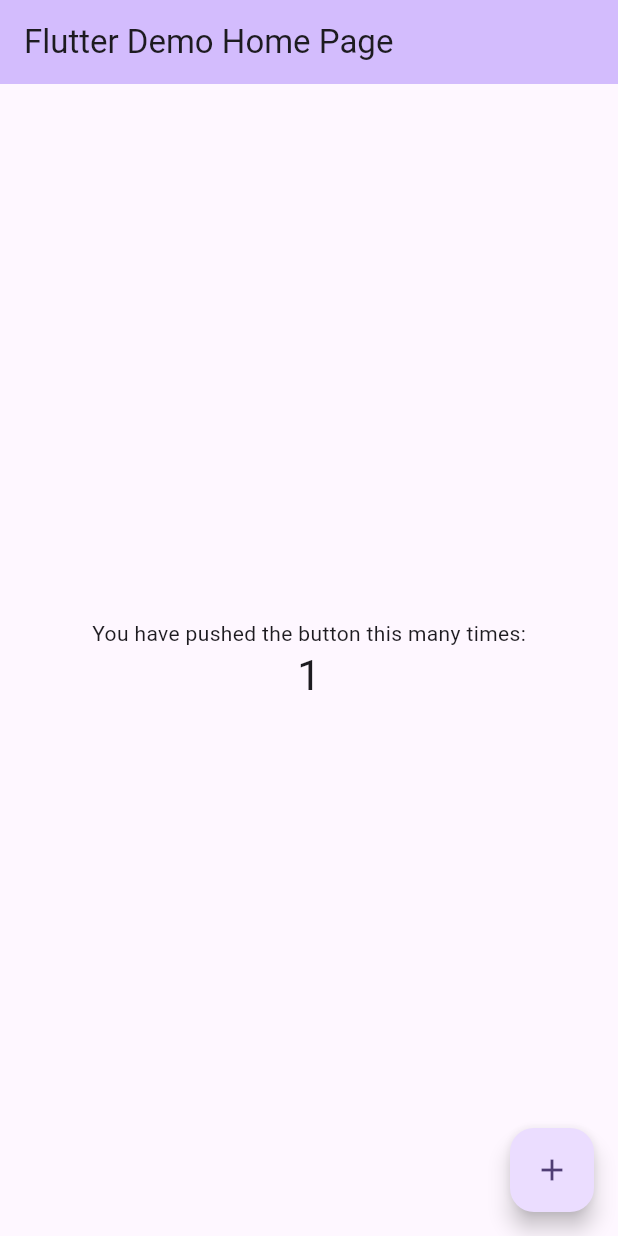
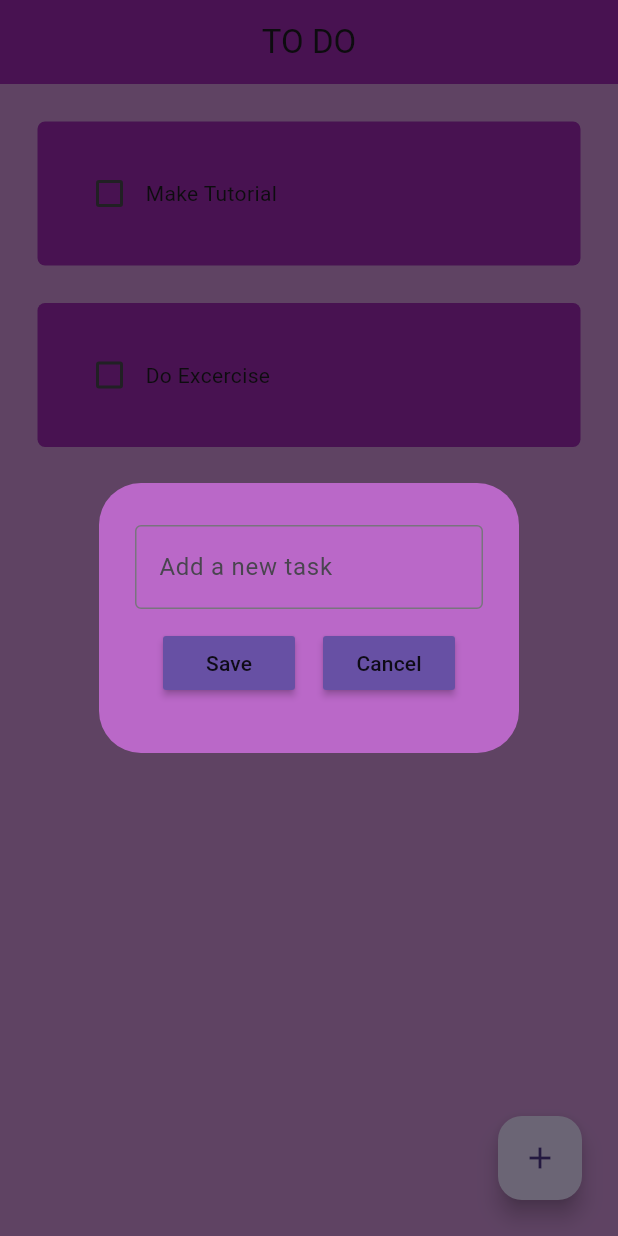
Before and after one commit to Mr-Nithil/ToDo-Application, a Flutter app: the screen it shows after launch, after a tap on the "add" icon, on a phone screen of 412 x 824 dp. Run offline on Flutter 3.47's test engine with Material 3 defaults, Android fonts, the phone set to English and light mode, and no system bars; drawn by our look-alikes of flutter_slidable; missing offline and left inert: dart:ffi.

Commit message:
Complete the initial setup of the aplication.

```diff
--- a/lib/main.dart
+++ b/lib/main.dart
@@ -1,4 +1,5 @@
 import 'package:flutter/material.dart';
+import 'package:todo_app/pages/home_page.dart';
 
 void main() {
   runApp(const MyApp());
@@ -7,119 +8,12 @@ void main() {
 class MyApp extends StatelessWidget {
   const MyApp({super.key});
 
-  // This widget is the root of your application.
   @override
   Widget build(BuildContext context) {
     return MaterialApp(
-      title: 'Flutter Demo',
-      theme: ThemeData(
-        // This is the theme of your application.
-        //
-        // TRY THIS: Try running your application with "flutter run". You'll see
-        // the application has a purple toolbar. Then, without quitting the app,
-        // try changing the seedColor in the colorScheme below to Colors.green
-        // and then invoke "hot reload" (save your changes or press the "hot
-        // reload" button in a Flutter-supported IDE, or press "r" if you used
-        // the command line to start the app).
-        //
-        // Notice that the counter didn't reset back to zero; the application
-        // state is not lost during the reload. To reset the state, use hot
-        // restart instead.
-        //
-        // This works for code too, not just values: Most code changes can be
-        // tested with just a hot reload.
-        colorScheme: ColorScheme.fromSeed(seedColor: Colors.deepPurple),
-        useMaterial3: true,
-      ),
-      home: const MyHomePage(title: 'Flutter Demo Home Page'),
+      debugShowCheckedModeBanner: false,
+      home: HomePage(),
+      theme: ThemeData(primarySwatch: Colors.deepPurple),
     );
   }
 }
-
-class MyHomePage extends StatefulWidget {
-  const MyHomePage({super.key, required this.title});
-
-  // This widget is the home page of your application. It is stateful, meaning
-  // that it has a State object (defined below) that contains fields that affect
-  // how it looks.
-
-  // This class is the configuration for the state. It holds the values (in this
-  // case the title) provided by the parent (in this case the App widget) and
-  // used by the build method of the State. Fields in a Widget subclass are
-  // always marked "final".
-
-  final String title;
-
-  @override
-  State<MyHomePage> createState() => _MyHomePageState();
-}
-
-class _MyHomePageState extends State<MyHomePage> {
-  int _counter = 0;
-
-  void _incrementCounter() {
-    setState(() {
-      // This call to setState tells the Flutter framework that something has
-      // changed in this State, which causes it to rerun the build method below
-      // so that the display can reflect the updated values. If we changed
-      // _counter without calling setState(), then the build method would not be
-      // called again, and so nothing would appear to happen.
-      _counter++;
-    });
-  }
-
-  @override
-  Widget build(BuildContext context) {
-    // This method is rerun every time setState is called, for instance as done
-    // by the _incrementCounter method above.
-    //
-    // The Flutter framework has been optimized to make rerunning build methods
-    // fast, so that you can just rebuild anything that needs updating rather
-    // than having to individually change instances of widgets.
-    return Scaffold(
-      appBar: AppBar(
-        // TRY THIS: Try changing the color here to a specific color (to
-        // Colors.amber, perhaps?) and trigger a hot reload to see the AppBar
-        // change color while the other colors stay the same.
-        backgroundColor: Theme.of(context).colorScheme.inversePrimary,
-        // Here we take the value from the MyHomePage object that was created by
-        // the App.build method, and use it to set our appbar title.
-        title: Text(widget.title),
-      ),
-      body: Center(
-        // Center is a layout widget. It takes a single child and positions it
-        // in the middle of the parent.
-        child: Column(
-          // Column is also a layout widget. It takes a list of children and
-          // arranges them vertically. By default, it sizes itself to fit its
-          // children horizontally, and tries to be as tall as its parent.
-          //
-          // Column has various properties to control how it sizes itself and
-          // how it positions its children. Here we use mainAxisAlignment to
-          // center the children vertically; the main axis here is the vertical
-          // axis because Columns are vertical (the cross axis would be
-          // horizontal).
-          //
-          // TRY THIS: Invoke "debug painting" (choose the "Toggle Debug Paint"
-          // action in the IDE, or press "p" in the console), to see the
-          // wireframe for each widget.
-          mainAxisAlignment: MainAxisAlignment.center,
-          children: <Widget>[
-            const Text(
-              'You have pushed the button this many times:',
-            ),
-            Text(
-              '$_counter',
-              style: Theme.of(context).textTheme.headlineMedium,
-            ),
-          ],
-        ),
-      ),
-      floatingActionButton: FloatingActionButton(
-        onPressed: _incrementCounter,
-        tooltip: 'Increment',
-        child: const Icon(Icons.add),
-      ), // This trailing comma makes auto-formatting nicer for build methods.
-    );
-  }
-}
--- /dev/null
+++ b/lib/pages/home_page.dart
@@ -0,0 +1,98 @@
+import 'package:flutter/material.dart';
+import 'package:todo_app/util/dialog_box.dart';
+import 'package:todo_app/util/todo_tile.dart';
+
+class HomePage extends StatefulWidget {
+
+  const HomePage({
+    super.key,
+  });
+
+  @override
+  State<HomePage> createState() => _HomePageState();
+}
+
+class _HomePageState extends State<HomePage> {
+
+  // text controller
+
+  final _controller = TextEditingController();
+
+  // list of ToDo tasks
+  List toDoList = [
+    ["Make Tutorial", false],
+    ["Do Excercise", false],
+  ];
+
+  // checkbox was tapped
+  void checkBoxChanged (bool? value, index){
+    setState(() {
+      toDoList[index][1] = !toDoList[index][1];
+    });
+  }
+
+  void saveTask(){
+    setState(() {
+      toDoList.add([_controller.text , false]);
+      _controller.clear();
+    });
+    Navigator.of(context).pop();
+  }
+
+  //create a new task
+  void createTask(){
+    showDialog(
+      context: context,
+      builder: (context) {
+        return DialogBox(
+          controller: _controller,
+          onSave: saveTask,
+          onCancel: () => Navigator.of(context).pop(),
+        );
+      },
+    );
+  }
+
+  // Delete Task
+
+  void deleteTask(int index){
+    setState(() {
+      toDoList.removeAt(index);
+    });
+  }
+
+
+  @override
+  Widget build(BuildContext context) {
+    return Scaffold(
+      backgroundColor: Colors.purple[200],
+      appBar: AppBar(
+        backgroundColor: Colors.purple[500],
+        title: Center(
+          child: Text(
+            "TO DO"
+          ),
+        ),
+        elevation: 0,
+      ),
+      floatingActionButton: Padding(
+        padding: const EdgeInsets.all(8.0),
+        child: FloatingActionButton(
+          onPressed: createTask,
+          child: Icon(Icons.add),
+        ),
+      ),
+      body: ListView.builder(
+        itemCount: toDoList.length,
+        itemBuilder: (context, index) {
+          return TodoTile(
+            taskName: toDoList[index][0],
+            taskCompleted: toDoList[index][1],
+            onChanged: (value) => checkBoxChanged(value, index),
+            deleteFunction: (context) => deleteTask(index),
+          );
+        },
+      ),
+    );
+  }
+}
--- /dev/null
+++ b/lib/util/dialog_box.dart
@@ -0,0 +1,49 @@
+import 'package:flutter/material.dart';
+import 'package:todo_app/util/my_button.dart';
+
+class DialogBox extends StatelessWidget {
+  final controller;
+  VoidCallback onSave;
+  VoidCallback onCancel;
+
+  DialogBox({
+    super.key,
+    required this.controller,
+    required this.onSave,
+    required this.onCancel
+  });
+
+  @override
+  Widget build(BuildContext context) {
+    return AlertDialog(
+      backgroundColor: Colors.purple[300],
+      content: Container(
+        height: 140,
+        //get user inout
+        child: Column(
+          mainAxisAlignment: MainAxisAlignment.spaceEvenly,
+          children: [
+            TextField(
+              controller: controller,
+              decoration: InputDecoration(
+                border: OutlineInputBorder(),
+                hintText: "Add a new task"
+              ),
+            ),
+            //buttons
+            Row(
+              mainAxisAlignment: MainAxisAlignment.spaceEvenly,
+              children: [
+                // save button
+                MyButton(text: "Save", onPressed: onSave),
+
+                //cancel button
+                MyButton(text: "Cancel", onPressed: onCancel),
+              ],
+            ),
+          ],
+        ),
+      ),
+    );
+  }
+}
--- /dev/null
+++ b/lib/util/my_button.dart
@@ -0,0 +1,23 @@
+import 'package:flutter/material.dart';
+import 'package:flutter/widgets.dart';
+
+class MyButton extends StatelessWidget {
+
+  final String text;
+  VoidCallback onPressed;
+
+  MyButton({
+    super.key,
+    required this.text,
+    required this.onPressed
+  });
+
+  @override
+  Widget build(BuildContext context) {
+    return MaterialButton(
+      onPressed: onPressed,
+      color: Theme.of(context).primaryColor,
+      child: Text(text),
+    );
+  }
+}
--- /dev/null
+++ b/lib/util/todo_tile.dart
@@ -0,0 +1,66 @@
+import "dart:ffi";
+
+import "package:flutter/material.dart";
+import "package:flutter_slidable/flutter_slidable.dart";
+
+class TodoTile extends StatelessWidget {
+
+  final String taskName;
+  final bool taskCompleted;
+  Function(bool?)? onChanged;
+  Function(BuildContext)? deleteFunction;
+
+  TodoTile({
+    super.key,
+    required this.taskName,
+    required this.taskCompleted,
+    required this.onChanged,
+    required this.deleteFunction
+  });
+
+  @override
+  Widget build(BuildContext context) {
+    return Padding(
+      padding: const EdgeInsets.only(left: 25, top: 25 , right: 25 , bottom: 0),
+      child: Slidable(
+        endActionPane: ActionPane(
+          motion: StretchMotion(),
+          children:[
+            SlidableAction(
+              onPressed: deleteFunction,
+              icon: Icons.delete,
+              backgroundColor: Colors.red.shade300,
+              borderRadius: BorderRadius.circular(5),
+            )
+          ]
+        ),
+        child: Container(
+          padding: EdgeInsets.all(24),
+          child: Row(
+            children: [
+
+              // Checkbox
+              Checkbox(
+                value: taskCompleted,
+                onChanged: onChanged,
+                activeColor: Colors.black,
+              ),
+
+              // Task Name
+              Text(
+                taskName,
+                style: TextStyle(
+                  decoration: taskCompleted ? TextDecoration.lineThrough : TextDecoration.none,
+                ),
+              ),
+            ],
+          ),
+          decoration: BoxDecoration(
+            color: Colors.purple[500],
+            borderRadius: BorderRadius.circular(5),
+          ),
+        ),
+      ),
+    );
+  }
+}
--- a/pubspec.yaml
+++ b/pubspec.yaml
@@ -35,6 +35,7 @@ dependencies:
   # The following adds the Cupertino Icons font to your application.
   # Use with the CupertinoIcons class for iOS style icons.
   cupertino_icons: ^1.0.6
+  flutter_slidable: ^3.1.1
 
 dev_dependencies:
   flutter_test:
```
Also changed, not shown: pubspec.lock.
